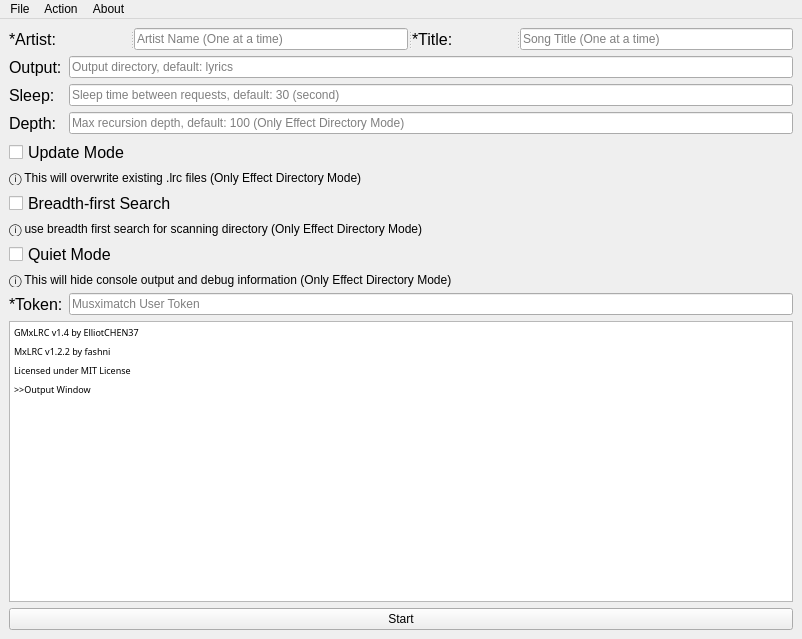
Qt form win.ui (ElliotCHEN37/GMxLRC) before a commit.
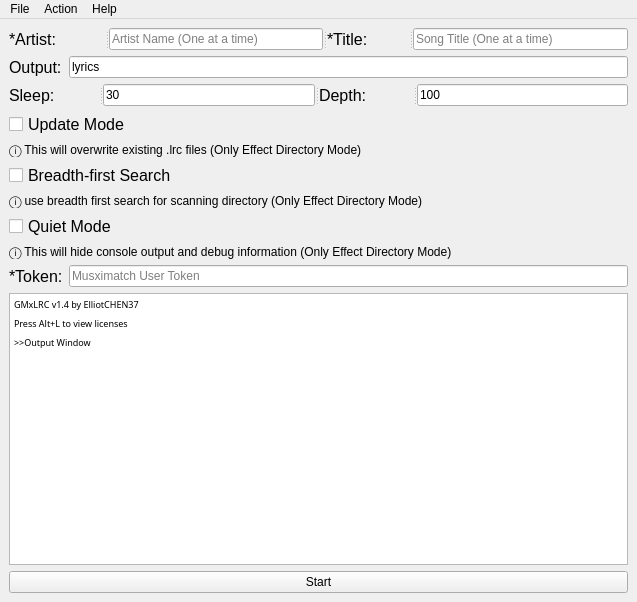
The same form after that commit.

The edit to the form file:
```diff
--- a/win.ui
+++ b/win.ui
@@ -6,8 +6,8 @@
    <rect>
     <x>0</x>
     <y>0</y>
-    <width>802</width>
-    <height>639</height>
+    <width>637</width>
+    <height>602</height>
    </rect>
   </property>
   <property name="font">
@@ -22,200 +22,8 @@
    <locale language="English" country="UnitedStates"/>
   </property>
   <widget class="QWidget" name="centralwidget">
-   <layout class="QGridLayout" name="gridLayout_2">
-    <item row="2" column="0">
-     <layout class="QGridLayout" name="gridLayout">
-      <item row="6" column="0" colspan="2">
-       <widget class="QLabel" name="bfs_des">
-        <property name="text">
-         <string>ⓘ use breadth first search for scanning directory (Only Effect Directory Mode)</string>
-        </property>
-       </widget>
-      </item>
-      <item row="10" column="0" colspan="2">
-       <widget class="QTextEdit" name="info">
-        <property name="enabled">
-         <bool>true</bool>
-        </property>
-        <property name="font">
-         <font>
-          <family>JetBrains Mono Light</family>
-          <pointsize>9</pointsize>
-         </font>
-        </property>
-        <property name="styleSheet">
-         <string notr="true"/>
-        </property>
-        <property name="readOnly">
-         <bool>true</bool>
-        </property>
-        <property name="html">
-         <string>&lt;!DOCTYPE HTML PUBLIC &quot;-//W3C//DTD HTML 4.0//EN&quot; &quot;http://www.w3.org/TR/REC-html40/strict.dtd&quot;&gt;
-&lt;html&gt;&lt;head&gt;&lt;meta name=&quot;qrichtext&quot; content=&quot;1&quot; /&gt;&lt;style type=&quot;text/css&quot;&gt;
-p, li { white-space: pre-wrap; }
-&lt;/style&gt;&lt;/head&gt;&lt;body style=&quot; font-family:'JetBrains Mono Light','Arial'; font-size:9pt; font-weight:400; font-style:normal;&quot;&gt;
-&lt;p style=&quot; margin-top:6px; margin-bottom:6px; margin-left:0px; margin-right:0px; -qt-block-indent:0; text-indent:0px;&quot;&gt;&lt;span style=&quot; font-family:'JetBrains Mono 54','JetBrains Mono Light'; font-size:7pt;&quot;&gt;GMxLRC v1.4 by ElliotCHEN37&lt;/span&gt;&lt;/p&gt;
-&lt;p style=&quot; margin-top:6px; margin-bottom:6px; margin-left:0px; margin-right:0px; -qt-block-indent:0; text-indent:0px;&quot;&gt;&lt;span style=&quot; font-family:'JetBrains Mono 54','JetBrains Mono Light'; font-size:7pt;&quot;&gt;MxLRC v1.2.2 by fashni&lt;/span&gt;&lt;/p&gt;
-&lt;p style=&quot; margin-top:6px; margin-bottom:6px; margin-left:0px; margin-right:0px; -qt-block-indent:0; text-indent:0px;&quot;&gt;&lt;span style=&quot; font-family:'JetBrains Mono 54','JetBrains Mono Light'; font-size:7pt;&quot;&gt;Licensed under MIT License&lt;/span&gt;&lt;/p&gt;
-&lt;p style=&quot; margin-top:6px; margin-bottom:6px; margin-left:0px; margin-right:0px; -qt-block-indent:0; text-indent:0px;&quot;&gt;&lt;span style=&quot; font-family:'JetBrains Mono 54','JetBrains Mono Light'; font-size:7pt;&quot;&gt;&amp;gt;&amp;gt;Output Window&lt;/span&gt;&lt;/p&gt;&lt;/body&gt;&lt;/html&gt;</string>
-        </property>
-       </widget>
-      </item>
-      <item row="0" column="0">
-       <widget class="QLabel" name="Output_lab">
-        <property name="font">
-         <font>
-          <family>Arial</family>
-          <pointsize>12</pointsize>
-         </font>
-        </property>
-        <property name="text">
-         <string>Output:</string>
-        </property>
-       </widget>
-      </item>
-      <item row="1" column="0">
-       <widget class="QLabel" name="Sleep_lab">
-        <property name="font">
-         <font>
-          <family>Arial</family>
-          <pointsize>12</pointsize>
-         </font>
-        </property>
-        <property name="text">
-         <string>Sleep:</string>
-        </property>
-       </widget>
-      </item>
-      <item row="3" column="0" colspan="2">
-       <widget class="QCheckBox" name="Update_chk">
-        <property name="font">
-         <font>
-          <family>Arial</family>
-          <pointsize>12</pointsize>
-         </font>
-        </property>
-        <property name="accessibleDescription">
-         <string/>
-        </property>
-        <property name="text">
-         <string>Update Mode</string>
-        </property>
-       </widget>
-      </item>
-      <item row="9" column="1">
-       <widget class="QLineEdit" name="Token_in">
-        <property name="placeholderText">
-         <string>Musximatch User Token</string>
-        </property>
-       </widget>
-      </item>
-      <item row="11" column="0" colspan="2">
-       <widget class="QPushButton" name="pushButton">
-        <property name="text">
-         <string>Start</string>
-        </property>
-       </widget>
-      </item>
-      <item row="9" column="0">
-       <widget class="QLabel" name="Token_lab">
-        <property name="font">
-         <font>
-          <family>Arial</family>
-          <pointsize>12</pointsize>
-         </font>
-        </property>
-        <property name="text">
-         <string>*Token:</string>
-        </property>
-       </widget>
-      </item>
-      <item row="0" column="1">
-       <widget class="QLineEdit" name="Output_in">
-        <property name="text">
-         <string/>
-        </property>
-        <property name="placeholderText">
-         <string>Output directory, default: lyrics</string>
-        </property>
-       </widget>
-      </item>
-      <item row="2" column="1">
-       <widget class="QLineEdit" name="Depth_in">
-        <property name="placeholderText">
-         <string>Max recursion depth, default: 100 (Only Effect Directory Mode)</string>
-        </property>
-       </widget>
-      </item>
-      <item row="5" column="0" colspan="2">
-       <widget class="QCheckBox" name="bfs_chk">
-        <property name="font">
-         <font>
-          <family>Arial</family>
-          <pointsize>12</pointsize>
-         </font>
-        </property>
-        <property name="accessibleDescription">
-         <string/>
-        </property>
-        <property name="text">
-         <string>Breadth-first Search</string>
-        </property>
-       </widget>
-      </item>
-      <item row="7" column="0" colspan="2">
-       <widget class="QCheckBox" name="Quiet_chk">
-        <property name="font">
-         <font>
-          <family>Arial</family>
-          <pointsize>12</pointsize>
-         </font>
-        </property>
-        <property name="accessibleDescription">
-         <string/>
-        </property>
-        <property name="text">
-         <string>Quiet Mode</string>
-        </property>
-       </widget>
-      </item>
-      <item row="8" column="0" colspan="2">
-       <widget class="QLabel" name="Quiet_des">
-        <property name="text">
-         <string>ⓘ This will hide console output and debug information (Only Effect Directory Mode)</string>
-        </property>
-       </widget>
-      </item>
-      <item row="1" column="1">
-       <widget class="QLineEdit" name="Sleep_in">
-        <property name="placeholderText">
-         <string>Sleep time between requests, default: 30 (second)</string>
-        </property>
-       </widget>
-      </item>
-      <item row="2" column="0">
-       <widget class="QLabel" name="Depth_lab">
-        <property name="font">
-         <font>
-          <family>Arial</family>
-          <pointsize>12</pointsize>
-         </font>
-        </property>
-        <property name="text">
-         <string>Depth:</string>
-        </property>
-       </widget>
-      </item>
-      <item row="4" column="0" colspan="2">
-       <widget class="QLabel" name="Update_des">
-        <property name="text">
-         <string>ⓘ This will overwrite existing .lrc files (Only Effect Directory Mode)</string>
-        </property>
-       </widget>
-      </item>
-     </layout>
-    </item>
-    <item row="1" column="0">
+   <layout class="QGridLayout" name="gridLayout">
+    <item row="0" column="0" colspan="2">
      <widget class="QSplitter" name="splitter">
       <property name="orientation">
        <enum>Qt::Horizontal</enum>
@@ -257,6 +65,198 @@
       </widget>
      </widget>
     </item>
+    <item row="1" column="0">
+     <widget class="QLabel" name="Output_lab">
+      <property name="font">
+       <font>
+        <family>Arial</family>
+        <pointsize>12</pointsize>
+       </font>
+      </property>
+      <property name="text">
+       <string>Output:</string>
+      </property>
+     </widget>
+    </item>
+    <item row="1" column="1">
+     <widget class="QLineEdit" name="Output_in">
+      <property name="text">
+       <string>lyrics</string>
+      </property>
+      <property name="placeholderText">
+       <string>Output directory, default: lyrics</string>
+      </property>
+     </widget>
+    </item>
+    <item row="2" column="0" colspan="2">
+     <widget class="QSplitter" name="splitter_2">
+      <property name="orientation">
+       <enum>Qt::Horizontal</enum>
+      </property>
+      <widget class="QLabel" name="Sleep_lab">
+       <property name="font">
+        <font>
+         <family>Arial</family>
+         <pointsize>12</pointsize>
+        </font>
+       </property>
+       <property name="text">
+        <string>Sleep:</string>
+       </property>
+      </widget>
+      <widget class="QLineEdit" name="Sleep_in">
+       <property name="text">
+        <string>30</string>
+       </property>
+       <property name="placeholderText">
+        <string>Sleep time between requests, default: 30 (second)</string>
+       </property>
+      </widget>
+      <widget class="QLabel" name="Depth_lab">
+       <property name="font">
+        <font>
+         <family>Arial</family>
+         <pointsize>12</pointsize>
+        </font>
+       </property>
+       <property name="text">
+        <string>Depth:</string>
+       </property>
+      </widget>
+      <widget class="QLineEdit" name="Depth_in">
+       <property name="text">
+        <string>100</string>
+       </property>
+       <property name="placeholderText">
+        <string>Max recursion depth, default: 100 (Only Effect Directory Mode)</string>
+       </property>
+      </widget>
+     </widget>
+    </item>
+    <item row="3" column="0" colspan="2">
+     <widget class="QCheckBox" name="Update_chk">
+      <property name="font">
+       <font>
+        <family>Arial</family>
+        <pointsize>12</pointsize>
+       </font>
+      </property>
+      <property name="accessibleDescription">
+       <string/>
+      </property>
+      <property name="text">
+       <string>Update Mode</string>
+      </property>
+     </widget>
+    </item>
+    <item row="4" column="0" colspan="2">
+     <widget class="QLabel" name="Update_des">
+      <property name="text">
+       <string>ⓘ This will overwrite existing .lrc files (Only Effect Directory Mode)</string>
+      </property>
+     </widget>
+    </item>
+    <item row="5" column="0" colspan="2">
+     <widget class="QCheckBox" name="bfs_chk">
+      <property name="font">
+       <font>
+        <family>Arial</family>
+        <pointsize>12</pointsize>
+       </font>
+      </property>
+      <property name="accessibleDescription">
+       <string/>
+      </property>
+      <property name="text">
+       <string>Breadth-first Search</string>
+      </property>
+     </widget>
+    </item>
+    <item row="6" column="0" colspan="2">
+     <widget class="QLabel" name="bfs_des">
+      <property name="text">
+       <string>ⓘ use breadth first search for scanning directory (Only Effect Directory Mode)</string>
+      </property>
+     </widget>
+    </item>
+    <item row="7" column="0" colspan="2">
+     <widget class="QCheckBox" name="Quiet_chk">
+      <property name="font">
+       <font>
+        <family>Arial</family>
+        <pointsize>12</pointsize>
+       </font>
+      </property>
+      <property name="accessibleDescription">
+       <string/>
+      </property>
+      <property name="text">
+       <string>Quiet Mode</string>
+      </property>
+     </widget>
+    </item>
+    <item row="8" column="0" colspan="2">
+     <widget class="QLabel" name="Quiet_des">
+      <property name="text">
+       <string>ⓘ This will hide console output and debug information (Only Effect Directory Mode)</string>
+      </property>
+     </widget>
+    </item>
+    <item row="9" column="0">
+     <widget class="QLabel" name="Token_lab">
+      <property name="font">
+       <font>
+        <family>Arial</family>
+        <pointsize>12</pointsize>
+       </font>
+      </property>
+      <property name="text">
+       <string>*Token:</string>
+      </property>
+     </widget>
+    </item>
+    <item row="9" column="1">
+     <widget class="QLineEdit" name="Token_in">
+      <property name="placeholderText">
+       <string>Musximatch User Token</string>
+      </property>
+     </widget>
+    </item>
+    <item row="10" column="0" colspan="2">
+     <widget class="QTextEdit" name="info">
+      <property name="enabled">
+       <bool>true</bool>
+      </property>
+      <property name="font">
+       <font>
+        <family>JetBrains Mono Light</family>
+        <pointsize>9</pointsize>
+       </font>
+      </property>
+      <property name="styleSheet">
+       <string notr="true"/>
+      </property>
+      <property name="readOnly">
+       <bool>true</bool>
+      </property>
+      <property name="html">
+       <string>&lt;!DOCTYPE HTML PUBLIC &quot;-//W3C//DTD HTML 4.0//EN&quot; &quot;http://www.w3.org/TR/REC-html40/strict.dtd&quot;&gt;
+&lt;html&gt;&lt;head&gt;&lt;meta name=&quot;qrichtext&quot; content=&quot;1&quot; /&gt;&lt;style type=&quot;text/css&quot;&gt;
+p, li { white-space: pre-wrap; }
+&lt;/style&gt;&lt;/head&gt;&lt;body style=&quot; font-family:'JetBrains Mono Light','Arial'; font-size:9pt; font-weight:400; font-style:normal;&quot;&gt;
+&lt;p style=&quot; margin-top:6px; margin-bottom:6px; margin-left:0px; margin-right:0px; -qt-block-indent:0; text-indent:0px;&quot;&gt;&lt;span style=&quot; font-family:'JetBrains Mono 54','JetBrains Mono Light'; font-size:7pt;&quot;&gt;GMxLRC v1.4 by ElliotCHEN37&lt;/span&gt;&lt;/p&gt;
+&lt;p style=&quot; margin-top:6px; margin-bottom:6px; margin-left:0px; margin-right:0px; -qt-block-indent:0; text-indent:0px;&quot;&gt;&lt;span style=&quot; font-size:7pt;&quot;&gt;Press Alt+L to view licenses&lt;/span&gt;&lt;/p&gt;
+&lt;p style=&quot; margin-top:6px; margin-bottom:6px; margin-left:0px; margin-right:0px; -qt-block-indent:0; text-indent:0px;&quot;&gt;&lt;span style=&quot; font-family:'JetBrains Mono 54','JetBrains Mono Light'; font-size:7pt;&quot;&gt;&amp;gt;&amp;gt;Output Window&lt;/span&gt;&lt;/p&gt;&lt;/body&gt;&lt;/html&gt;</string>
+      </property>
+     </widget>
+    </item>
+    <item row="11" column="0" colspan="2">
+     <widget class="QPushButton" name="pushButton">
+      <property name="text">
+       <string>Start</string>
+      </property>
+     </widget>
+    </item>
    </layout>
   </widget>
   <widget class="QMenuBar" name="menuBar">
@@ -264,7 +264,7 @@
     <rect>
      <x>0</x>
      <y>0</y>
-     <width>802</width>
+     <width>637</width>
      <height>23</height>
     </rect>
    </property>
@@ -284,7 +284,7 @@
    </widget>
    <widget class="QMenu" name="menuAbout">
     <property name="title">
-     <string>About</string>
+     <string>Help</string>
     </property>
     <addaction name="actionAbout"/>
     <addaction name="actionUpdate"/>
```
Left out of the diff: 21 changed lines with no effect on the pictures.
